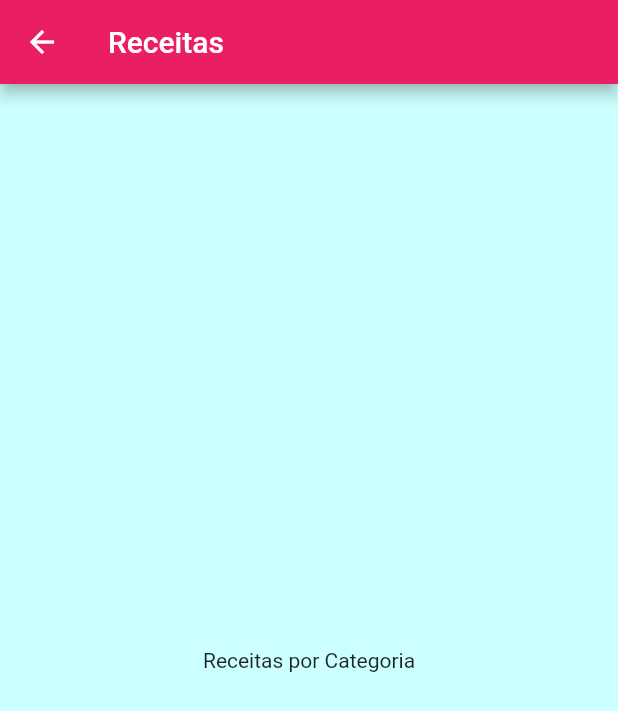
After one commit to LRScudeletti/flutter-meals, a Flutter app: the screen it shows after launch, after a tap on "Italiano", on a phone screen of 412 x 824 dp. The commit adds this screen. Shown: the top 711 px of the screen. Run offline on Flutter 3.47's test engine with Material 2 defaults, Android fonts, the phone set to English and light mode, and no system bars.

Commit message:
Adicionado componente categories meals

```diff
--- a/lib/components/category_item.dart
+++ b/lib/components/category_item.dart
@@ -1,14 +1,25 @@
 import 'package:flutter/material.dart';
 import 'package:projeto_meals/models/category.dart';
+import 'package:projeto_meals/screens/categories_meals_screen.dart';
 
 class CategoryItem extends StatelessWidget {
   final Category category;
 
-  const CategoryItem(this.category);
+  const CategoryItem(this.category, {Key? key}) : super(key: key);
+
+  void _selectCategory(BuildContext context) {
+    Navigator.of(context).push(MaterialPageRoute(builder: (_) {
+      return const CategoriesMealsScreen();
+    }));
+  }
 
   @override
   Widget build(BuildContext context) {
-    return Container(
+    return InkWell(
+      onTap: () => _selectCategory(context),
+      borderRadius: BorderRadius.circular(15),
+      splashColor: Theme.of(context).primaryColor,
+      child: Container(
         padding: const EdgeInsets.all(15),
         child: Text(
           category.title,
@@ -24,6 +35,7 @@ class CategoryItem extends StatelessWidget {
               begin: Alignment.topLeft,
               end: Alignment.bottomRight,
             )),
+      ),
     );
   }
 }
--- /dev/null
+++ b/lib/screens/categories_meals_screen.dart
@@ -0,0 +1,22 @@
+import 'package:flutter/material.dart';
+
+class CategoriesMealsScreen extends StatefulWidget {
+  const CategoriesMealsScreen({Key? key}) : super(key: key);
+
+  @override
+  _CategoriesMealsScreenState createState() => _CategoriesMealsScreenState();
+}
+
+class _CategoriesMealsScreenState extends State<CategoriesMealsScreen> {
+  @override
+  Widget build(BuildContext context) {
+    return Scaffold(
+      appBar: AppBar(
+        title: const Text('Receitas'),
+      ),
+      body: const Center(
+        child: Text('Receitas por Categoria'),
+      ),
+    );
+  }
+}
```
Lines whose indentation alone changed are shown as unchanged.
